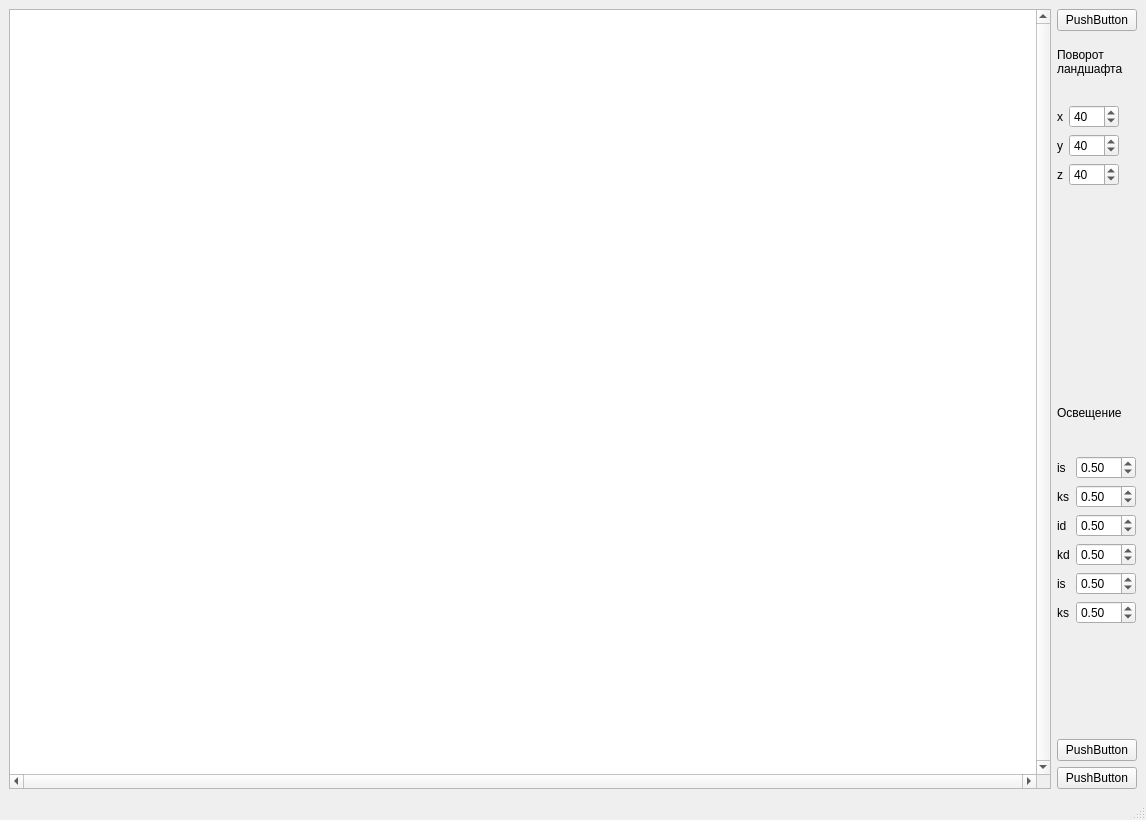
Qt form cg_course/interface/mainwindow.ui (leontartykov/terrain_cg_course_project) before a commit.
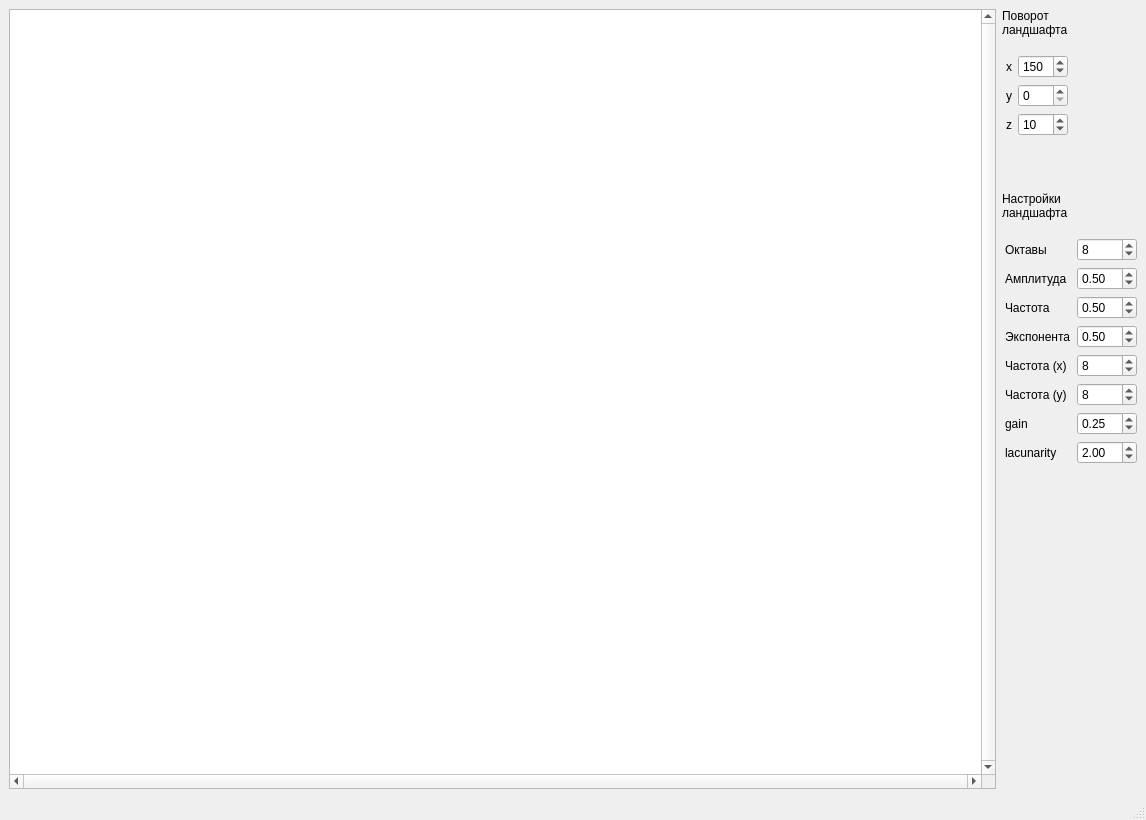
The same form after that commit.

The edit to the form file:
```diff
--- a/cg_course/interface/mainwindow.ui
+++ b/cg_course/interface/mainwindow.ui
@@ -36,13 +36,6 @@
     </item>
     <item>
      <layout class="QVBoxLayout" name="verticalLayout">
-      <item>
-       <widget class="QPushButton" name="pushButton_3">
-        <property name="text">
-         <string>PushButton</string>
-        </property>
-       </widget>
-      </item>
       <item>
        <widget class="QLabel" name="label">
         <property name="maximumSize">
@@ -59,6 +52,9 @@
       </item>
       <item>
        <layout class="QFormLayout" name="formLayout">
+        <property name="leftMargin">
+         <number>4</number>
+        </property>
         <property name="topMargin">
          <number>12</number>
         </property>
@@ -86,8 +82,11 @@
             <height>16777215</height>
            </size>
           </property>
+          <property name="maximum">
+           <number>360</number>
+          </property>
           <property name="value">
-           <number>40</number>
+           <number>150</number>
           </property>
          </widget>
         </item>
@@ -112,8 +111,11 @@
             <height>16777215</height>
            </size>
           </property>
+          <property name="maximum">
+           <number>360</number>
+          </property>
           <property name="value">
-           <number>40</number>
+           <number>0</number>
           </property>
          </widget>
         </item>
@@ -138,13 +140,32 @@
             <height>50</height>
            </size>
           </property>
+          <property name="maximum">
+           <number>360</number>
+          </property>
           <property name="value">
-           <number>40</number>
+           <number>10</number>
           </property>
          </widget>
         </item>
        </layout>
       </item>
+      <item>
+       <spacer name="verticalSpacer_2">
+        <property name="orientation">
+         <enum>Qt::Vertical</enum>
+        </property>
+        <property name="sizeType">
+         <enum>QSizePolicy::Minimum</enum>
+        </property>
+        <property name="sizeHint" stdset="0">
+         <size>
+          <width>20</width>
+          <height>50</height>
+         </size>
+        </property>
+       </spacer>
+      </item>
       <item>
        <widget class="QLabel" name="label_5">
         <property name="maximumSize">
@@ -154,51 +175,43 @@
          </size>
         </property>
         <property name="text">
-         <string>Освещение</string>
+         <string>Настройки
+ландшафта</string>
         </property>
        </widget>
       </item>
       <item>
        <layout class="QFormLayout" name="formLayout_3">
+        <property name="leftMargin">
+         <number>3</number>
+        </property>
         <property name="topMargin">
          <number>12</number>
         </property>
         <item row="0" column="0">
          <widget class="QLabel" name="label_6">
           <property name="text">
-           <string>is</string>
+           <string>Октавы</string>
           </property>
          </widget>
         </item>
         <item row="0" column="1">
-         <widget class="QDoubleSpinBox" name="spinbox_is">
-          <property name="minimumSize">
-           <size>
-            <width>60</width>
-            <height>0</height>
-           </size>
-          </property>
-          <property name="maximumSize">
-           <size>
-            <width>50</width>
-            <height>16777215</height>
-           </size>
+         <widget class="QSpinBox" name="spinbox_octaves">
+          <property name="minimum">
+           <number>1</number>
           </property>
           <property name="maximum">
-           <double>1.000000000000000</double>
-          </property>
-          <property name="singleStep">
-           <double>0.100000000000000</double>
+           <number>10</number>
           </property>
           <property name="value">
-           <double>0.500000000000000</double>
+           <number>8</number>
           </property>
          </widget>
         </item>
         <item row="1" column="0">
          <widget class="QLabel" name="label_7">
           <property name="text">
-           <string>ks</string>
+           <string>Амплитуда</string>
           </property>
          </widget>
         </item>
@@ -230,39 +243,39 @@
         <item row="2" column="0">
          <widget class="QLabel" name="label_8">
           <property name="text">
-           <string>id</string>
+           <string>Частота</string>
+          </property>
+         </widget>
+        </item>
+        <item row="2" column="1">
+         <widget class="QDoubleSpinBox" name="spinbox_frequency">
+          <property name="minimumSize">
+           <size>
+            <width>60</width>
+            <height>0</height>
+           </size>
+          </property>
+          <property name="maximumSize">
+           <size>
+            <width>50</width>
+            <height>16777215</height>
+           </size>
+          </property>
+          <property name="maximum">
+           <double>1.000000000000000</double>
+          </property>
+          <property name="singleStep">
+           <double>0.100000000000000</double>
+          </property>
+          <property name="value">
+           <double>0.500000000000000</double>
           </property>
          </widget>
         </item>
         <item row="3" column="0">
          <widget class="QLabel" name="label_9">
           <property name="text">
-           <string>kd</string>
-          </property>
-         </widget>
-        </item>
-        <item row="2" column="1">
-         <widget class="QDoubleSpinBox" name="spinbox_id">
-          <property name="minimumSize">
-           <size>
-            <width>60</width>
-            <height>0</height>
-           </size>
-          </property>
-          <property name="maximumSize">
-           <size>
-            <width>50</width>
-            <height>16777215</height>
-           </size>
-          </property>
-          <property name="maximum">
-           <double>1.000000000000000</double>
-          </property>
-          <property name="singleStep">
-           <double>0.100000000000000</double>
-          </property>
-          <property name="value">
-           <double>0.500000000000000</double>
+           <string>Экспонента</string>
           </property>
          </widget>
         </item>
@@ -292,27 +305,73 @@
          </widget>
         </item>
         <item row="4" column="0">
-         <widget class="QLabel" name="label_10">
+         <widget class="QLabel" name="label_12">
           <property name="text">
-           <string>is</string>
+           <string>Частота (х)</string>
+          </property>
+         </widget>
+        </item>
+        <item row="4" column="1">
+         <widget class="QSpinBox" name="spinbox_frequency_x">
+          <property name="minimum">
+           <number>1</number>
+          </property>
+          <property name="maximum">
+           <number>20</number>
+          </property>
+          <property name="value">
+           <number>8</number>
           </property>
          </widget>
         </item>
         <item row="5" column="0">
+         <widget class="QLabel" name="label_13">
+          <property name="text">
+           <string>Частота (у)</string>
+          </property>
+         </widget>
+        </item>
+        <item row="6" column="0">
+         <widget class="QLabel" name="label_10">
+          <property name="text">
+           <string>gain</string>
+          </property>
+         </widget>
+        </item>
+        <item row="6" column="1">
+         <widget class="QDoubleSpinBox" name="spinbox_gain">
+          <property name="minimumSize">
+           <size>
+            <width>60</width>
+            <height>0</height>
+           </size>
+          </property>
+          <property name="maximumSize">
+           <size>
+            <width>60</width>
+            <height>16777215</height>
+           </size>
+          </property>
+          <property name="maximum">
+           <double>1.000000000000000</double>
+          </property>
+          <property name="singleStep">
+           <double>0.100000000000000</double>
+          </property>
+          <property name="value">
+           <double>0.250000000000000</double>
+          </property>
+         </widget>
+        </item>
+        <item row="7" column="0">
          <widget class="QLabel" name="label_11">
           <property name="text">
-           <string>ks</string>
+           <string>lacunarity</string>
           </property>
          </widget>
         </item>
-        <item row="4" column="1">
-         <widget class="QDoubleSpinBox" name="spinbox_is_2">
-          <property name="minimumSize">
-           <size>
-            <width>60</width>
-            <height>0</height>
-           </size>
-          </property>
+        <item row="7" column="1">
+         <widget class="QDoubleSpinBox" name="spinbox_lacunarity">
           <property name="maximumSize">
            <size>
             <width>60</width>
@@ -320,50 +379,43 @@
            </size>
           </property>
           <property name="maximum">
-           <double>1.000000000000000</double>
+           <double>10.000000000000000</double>
           </property>
           <property name="singleStep">
            <double>0.100000000000000</double>
           </property>
           <property name="value">
-           <double>0.500000000000000</double>
+           <double>2.000000000000000</double>
           </property>
          </widget>
         </item>
         <item row="5" column="1">
-         <widget class="QDoubleSpinBox" name="spinbox_ks_2">
-          <property name="maximumSize">
-           <size>
-            <width>60</width>
-            <height>16777215</height>
-           </size>
+         <widget class="QSpinBox" name="spinbox_frequency_y">
+          <property name="minimum">
+           <number>1</number>
           </property>
           <property name="maximum">
-           <double>1.000000000000000</double>
-          </property>
-          <property name="singleStep">
-           <double>0.100000000000000</double>
+           <number>20</number>
           </property>
           <property name="value">
-           <double>0.500000000000000</double>
+           <number>8</number>
           </property>
          </widget>
         </item>
        </layout>
       </item>
       <item>
-       <widget class="QPushButton" name="pushButton_2">
-        <property name="text">
-         <string>PushButton</string>
+       <spacer name="verticalSpacer">
+        <property name="orientation">
+         <enum>Qt::Vertical</enum>
         </property>
-       </widget>
-      </item>
-      <item>
-       <widget class="QPushButton" name="pushButton">
-        <property name="text">
-         <string>PushButton</string>
+        <property name="sizeHint" stdset="0">
+         <size>
+          <width>20</width>
+          <height>40</height>
+         </size>
         </property>
-       </widget>
+       </spacer>
       </item>
      </layout>
     </item>
```
Left out of the diff: 4 changed lines with no effect on the pictures.
